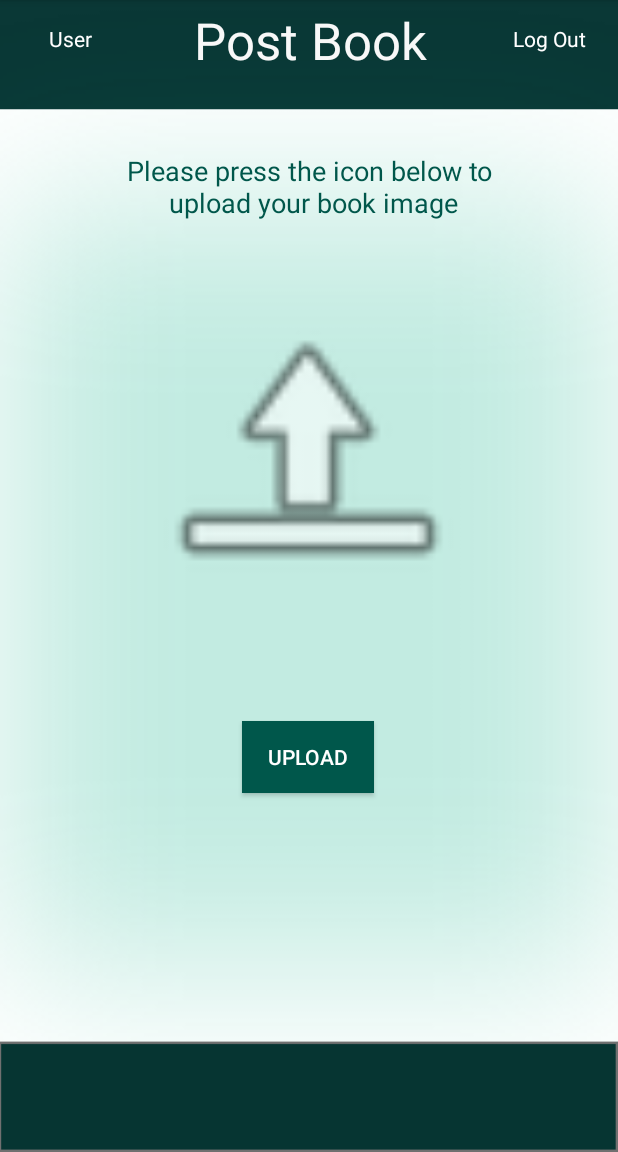
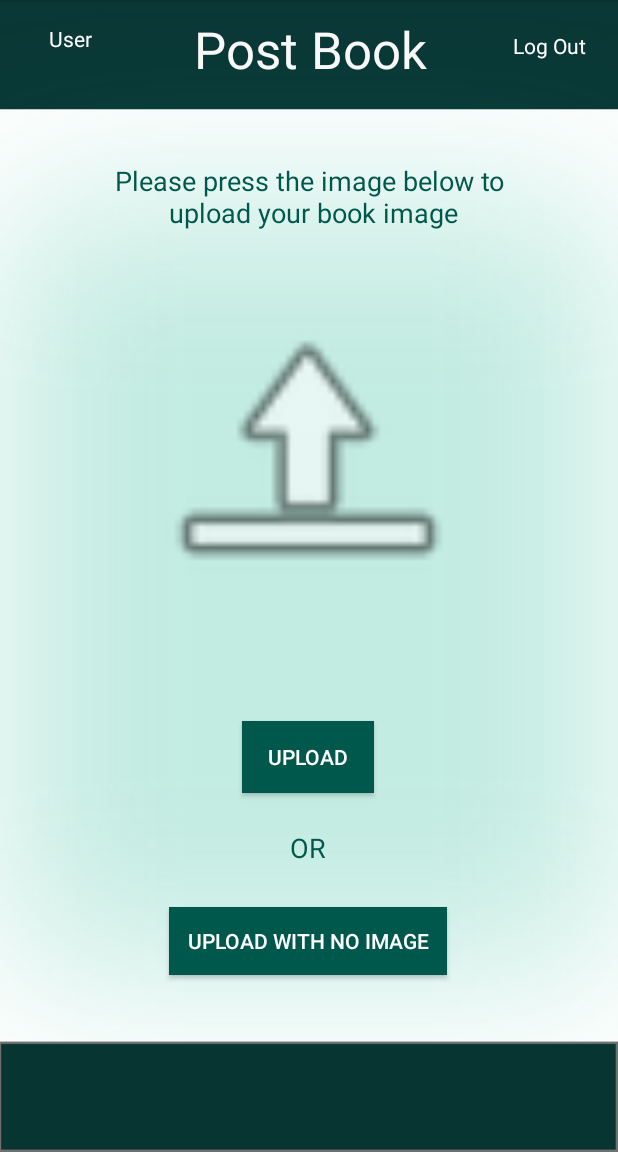
Before and after one commit to Cartachana/QA-Info-Mate, an Android app: the Post_Book screen opened directly, with no data from a screen before it, on a phone screen of 412 x 824 dp, the part 84-1236 px from its top. Run offline under Robolectric (Android 15) with nearby library versions, the phone set to English and light mode, and no system bars; our stand-ins replace Firebase (no records; nobody signed in at launch, a user with empty details on screens opened directly), Picasso; pictures from the network do not load; 1 statement that could not run was skipped.

```diff
--- a/app/build.gradle
+++ b/app/build.gradle
@@ -29,6 +29,8 @@ dependencies {
     implementation 'com.google.firebase:firebase-storage:19.1.1'
     implementation 'com.firebaseui:firebase-ui-database:4.2.1'
     testImplementation 'junit:junit:4.12'
+    implementation "androidx.lifecycle:lifecycle-viewmodel:2.2.0"
+    implementation "androidx.lifecycle:lifecycle-livedata:2.2.0"
     implementation 'com.squareup.picasso:picasso:2.71828'
     androidTestImplementation 'androidx.test.ext:junit:1.1.1'
     androidTestImplementation 'androidx.test.espresso:espresso-core:3.2.0'
--- a/app/src/main/res/layout/activity_post_book.xml
+++ b/app/src/main/res/layout/activity_post_book.xml
@@ -15,7 +15,7 @@
         android:layout_marginBottom="4dp"
         android:clickable="true"
         android:text="User"
-        android:textAlignment="center"
+        android:gravity="center_horizontal"
         android:textColor="@android:color/white"
         app:layout_constraintBottom_toBottomOf="parent"
         app:layout_constraintEnd_toEndOf="parent"
@@ -30,7 +30,7 @@
         android:layout_height="29dp"
         android:clickable="true"
         android:text="Log Out"
-        android:textAlignment="center"
+        android:gravity="center"
         android:textColor="@android:color/white"
         app:layout_constraintBottom_toBottomOf="parent"
         app:layout_constraintEnd_toEndOf="parent"
@@ -66,18 +66,45 @@
         app:layout_constraintStart_toStartOf="parent"
         app:layout_constraintTop_toBottomOf="@+id/iv_img_postBook" />
 
+    <Button
+        android:id="@+id/btn_noimage_postBook"
+        android:layout_width="185dp"
+        android:layout_height="45dp"
+        android:layout_marginTop="184dp"
+        android:background="@color/colorPrimaryDark"
+        android:text="Upload with no Image"
+        android:textColor="@color/white"
+        app:layout_constraintEnd_toEndOf="parent"
+        app:layout_constraintHorizontal_bias="0.498"
+        app:layout_constraintStart_toStartOf="parent"
+        app:layout_constraintTop_toBottomOf="@+id/iv_img_postBook" />
+
     <TextView
         android:id="@+id/hello2"
         android:layout_width="347dp"
         android:layout_height="59dp"
         android:layout_marginTop="40dp"
-        android:text="Please press the icon below to\n upload your book image"
-        android:textAlignment="center"
+        android:text="Please press the image below to\n upload your book image"
+        android:gravity="center"
         android:textColor="@color/colorPrimaryDark"
         android:textSize="18dp"
         app:layout_constraintEnd_toEndOf="parent"
         app:layout_constraintStart_toStartOf="parent"
         app:layout_constraintTop_toBottomOf="@+id/tv_title_postbook" />
+
+    <TextView
+        android:id="@+id/or"
+        android:layout_width="44dp"
+        android:layout_height="25dp"
+        android:layout_marginTop="24dp"
+        android:text="OR"
+        android:gravity="center"
+        android:textColor="@color/colorPrimaryDark"
+        android:textSize="18dp"
+        app:layout_constraintEnd_toEndOf="parent"
+        app:layout_constraintHorizontal_bias="0.498"
+        app:layout_constraintStart_toStartOf="parent"
+        app:layout_constraintTop_toBottomOf="@+id/btn_next_postbook" />
 
     <TextView
         android:id="@+id/tv_title_postbook"
@@ -94,7 +121,7 @@
         android:ems="10"
         android:inputType="textPersonName"
         android:text="Post Book"
-        android:textAlignment="center"
+        android:gravity="center"
         android:textAppearance="@style/TextAppearance.AppCompat.Display1"
         android:textColor="#F8F8F8"
         android:textColorLink="#E91E63"
```
Also changed, not shown: app/src/main/java/com/example/qainfomate/Models/Message.java (added, +9 -0 lines), app/src/main/java/com/example/qainfomate/Models/Session.java (+12 -2 lines), app/src/main/java/com/example/qainfomate/View/Post_Book.java (+28 -3 lines), app/src/main/res/drawable-mdpi/book.png (added).
